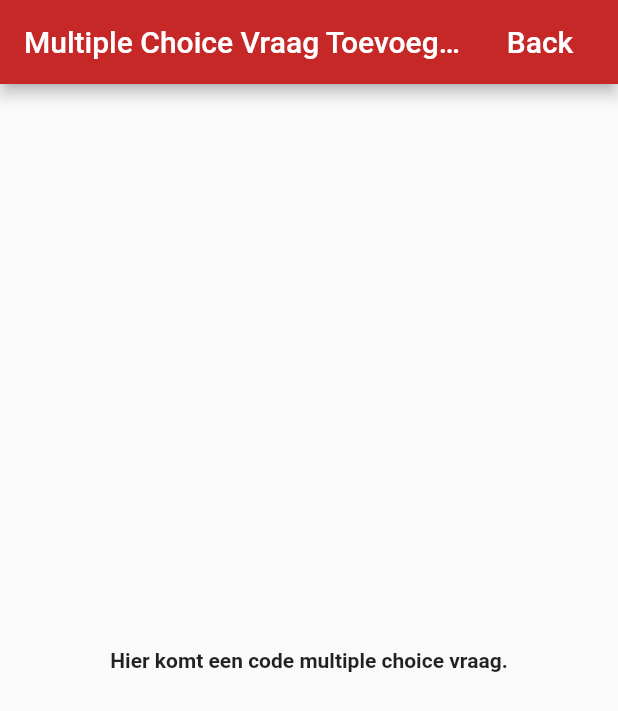
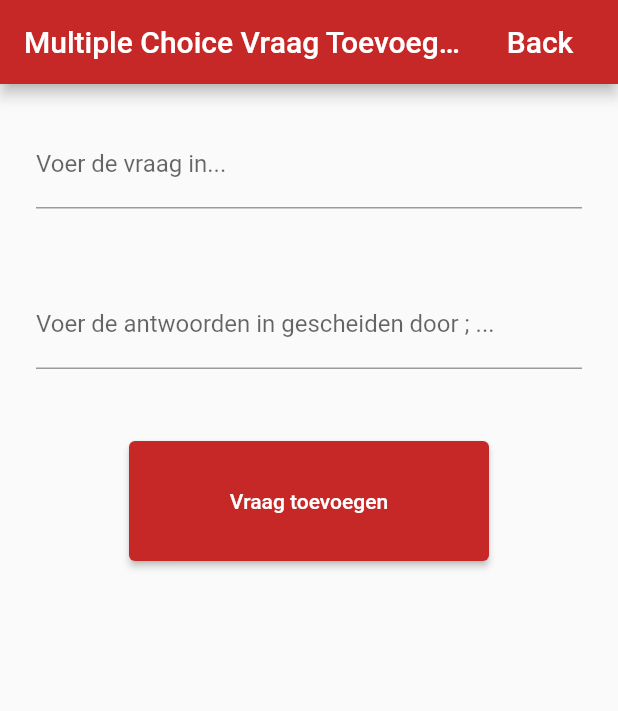
Before and after one commit to samoTh137/IntroMobileProject, a Flutter app: the AddMultipleChoice screen opened directly, on a phone screen of 412 x 824 dp. Shown: the top 711 px of the screen. Run offline on Flutter 3.47's test engine with Material 2 defaults, Android fonts, the phone set to English and light mode, and no system bars; our stand-ins replace circular_countdown_timer, dropdown_button2, firebase_auth, firebase_core; accounts and stored records are empty.

Commit message:
Add multiple choice/ open vraag

```diff
--- a/geo_exam/lib/Admin/Add_questions/AddMultipleChoice.dart
+++ b/geo_exam/lib/Admin/Add_questions/AddMultipleChoice.dart
@@ -29,12 +29,61 @@ class _AddMultipleChoiceState extends State<AddMultipleChoice> {
                     ),
                   )),
             ]),
-        body: Center(
-            child: Text(
-              'Hier komt een code multiple choice vraag.',
-              textAlign: TextAlign.center,
-              style: const TextStyle(fontWeight: FontWeight.bold),
-            )
+        body: Column(
+          children: [
+            Row(
+              mainAxisAlignment: MainAxisAlignment.spaceAround,
+              children: [
+                Flexible(child:
+                Padding(
+                  padding: EdgeInsets.all(24),
+                  child: TextFormField(
+                    decoration: const InputDecoration(
+                      border: UnderlineInputBorder(),
+                      labelText: 'Voer de vraag in...',
+                    ),
+                  ),
+                ),
+                ),
+              ],
+            ),
+
+            Row(
+              mainAxisAlignment: MainAxisAlignment.spaceAround,
+              children: [
+                Flexible(child:
+                Padding(
+                  padding: EdgeInsets.all(24),
+                  child: TextFormField(
+                    decoration: const InputDecoration(
+                      border: UnderlineInputBorder(),
+                      labelText: 'Voer de antwoorden in gescheiden door ; ...',
+                    ),
+                  ),
+                ),
+                ),
+              ],
+            ),
+
+            Row(
+              mainAxisAlignment: MainAxisAlignment.spaceAround,
+              children: [
+                Flexible(child :
+                Padding(
+                  padding: const EdgeInsets.all(24.0),
+                  child: ElevatedButton(
+                    onPressed: () {},
+                    style: ElevatedButton.styleFrom(
+                      primary: Colors.red[800], // set the background color
+                      fixedSize: const Size(240,80),
+                    ),
+                    child: const Text('Vraag toevoegen'),
+                  ),
+                ),
+                ),
+              ],
+            ),
+          ],
         )
     );
   }
```
Also changed, not shown: geo_exam/lib/Admin/Add_questions/AddOpenQuestion.dart (+56 -7 lines).
